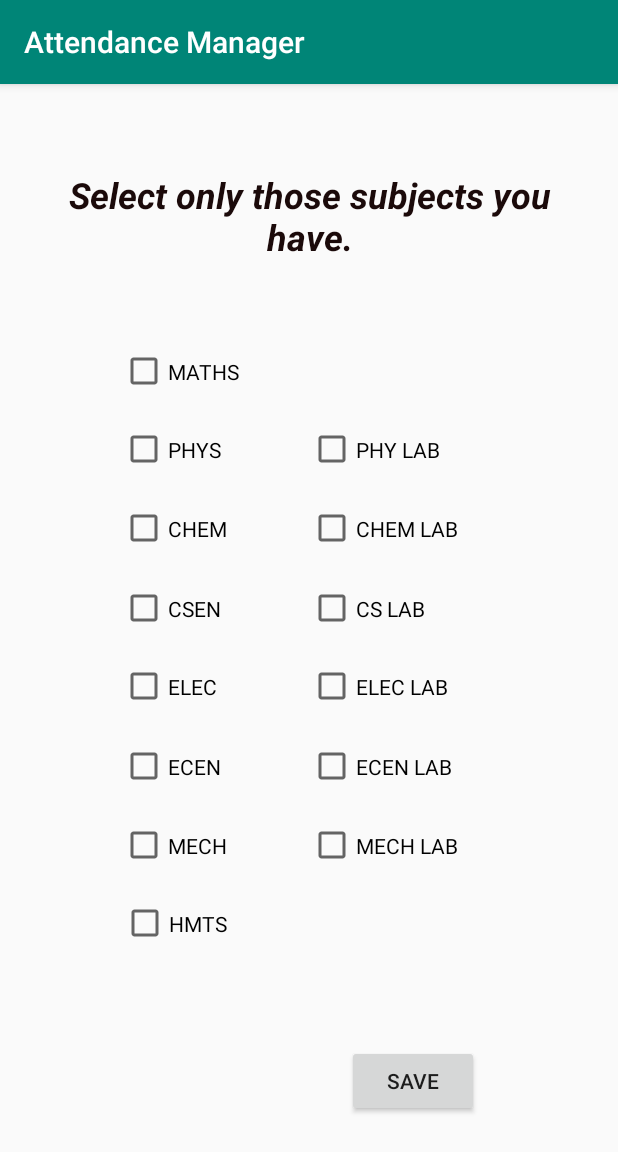
After one commit to LogaN210101/Attendance-Manager, an Android app: the Studentsubs screen opened directly, with no data from a screen before it, on a phone screen of 412 x 824 dp. The commit adds this screen. Shown: the top 1152 px of the screen. Run offline under Robolectric (Android 15) with nearby library versions, the light colour scheme and no system bars.

Commit message:
Added student subjects selection. fixed login issue

```diff
--- a/app/src/main/AndroidManifest.xml
+++ b/app/src/main/AndroidManifest.xml
@@ -9,7 +9,8 @@
         android:roundIcon="@mipmap/ic_launcher_round"
         android:supportsRtl="true"
         android:theme="@style/AppTheme">
-        <activity android:name=".Registration"></activity>
+        <activity android:name=".Studentsubs"></activity>
+        <activity android:name=".Registration" />
         <activity android:name=".MainActivity">
             <intent-filter>
                 <action android:name="android.intent.action.MAIN" />
--- /dev/null
+++ b/app/src/main/java/com/example/attendancemanager/Studentsubs.java
@@ -0,0 +1,106 @@
+package com.example.attendancemanager;
+
+import androidx.appcompat.app.AlertDialog;
+import androidx.appcompat.app.AppCompatActivity;
+
+import android.content.DialogInterface;
+import android.os.Bundle;
+import android.view.View;
+import android.widget.Button;
+import android.widget.CheckBox;
+import android.widget.Toast;
+
+public class Studentsubs extends AppCompatActivity {
+    private Button save;
+    private CheckBox MATHS,PHYS,PHLAB,CHEM,CHLAB,ELEC,ELECLAB,ECE,ECELAB,MECH,MECHLAB,HMTS,CSEN,CSLAB;
+    String subjects[]=new String[14],Subs="";
+    int i=0,a=0;
+    @Override
+    protected void onCreate(Bundle savedInstanceState) {
+        super.onCreate(savedInstanceState);
+        setContentView(R.layout.activity_studentsubs);
+        save=findViewById(R.id.saveinfo);
+        //Linking all the subjects
+        MATHS=findViewById(R.id.maths);
+        PHYS=findViewById(R.id.physics);
+        PHLAB=findViewById(R.id.phylab);
+        CHEM=findViewById(R.id.chemistry);
+        CHLAB=findViewById(R.id.chemlab);
+        ELEC=findViewById(R.id.electrical);
+        ELECLAB=findViewById(R.id.eleclab);
+        ECE=findViewById(R.id.electronics);
+        ECELAB=findViewById(R.id.ecelab);
+        MECH=findViewById(R.id.mechanical);
+        MECHLAB=findViewById(R.id.mechlab);
+        HMTS=findViewById(R.id.humanities);
+        CSEN=findViewById(R.id.computer);
+        CSLAB=findViewById(R.id.cslab);
+
+        save.setOnClickListener(new View.OnClickListener() {
+            @Override
+            public void onClick(View v) {
+                Dialog();
+            }
+        });
+
+    }
+    public void Checkon() {
+
+        if (MATHS.isChecked())
+            subjects[i++] = MATHS.getText().toString();
+        if (PHYS.isChecked())
+            subjects[i++] = PHYS.getText().toString();
+        if (PHLAB.isChecked())
+            subjects[i++] = PHLAB.getText().toString();
+        if (CHEM.isChecked())
+            subjects[i++] = CHEM.getText().toString();
+        if (CHLAB.isChecked())
+            subjects[i++] = CHLAB.getText().toString();
+        if (ELEC.isChecked())
+            subjects[i++] = ELEC.getText().toString();
+        if (ELECLAB.isChecked())
+            subjects[i++] = ELECLAB.getText().toString();
+        if (ECE.isChecked())
+            subjects[i++] = ECE.getText().toString();
+        if (ECELAB.isChecked())
+            subjects[i++] = ECELAB.getText().toString();
+        if (CSEN.isChecked())
+            subjects[i++] = CSEN.getText().toString();
+        if (CSLAB.isChecked())
+            subjects[i++] = CSLAB.getText().toString();
+        if (MECH.isChecked())
+            subjects[i++] = MECH.getText().toString();
+        if (MECHLAB.isChecked())
+            subjects[i++] = MECHLAB.getText().toString();
+        if (HMTS.isChecked())
+            subjects[i++] = HMTS.getText().toString();
+
+
+
+    }
+    void Dialog()
+    {    Checkon();
+        Subs="";
+        for(a=0;a<i;a++)
+        { Subs= Subs+subjects[a]+",";
+        }
+        AlertDialog.Builder alt=new AlertDialog.Builder(this);
+        alt.setTitle("Are you sure you want to proceed with the below subjects?")
+                .setCancelable(false)
+                .setMessage(Subs)
+                .setNegativeButton("Cancel", new DialogInterface.OnClickListener() {
+                    @Override
+                    public void onClick(DialogInterface dialog, int which) {
+                        dialog.dismiss();
+                    }
+                })
+                .setPositiveButton("Proceed", new DialogInterface.OnClickListener() {
+                    @Override
+                    public void onClick(DialogInterface dialog, int which) {
+                      // savedata(); Saved the subjects to database
+                    }
+                });
+        AlertDialog a=alt.create();
+        a.show();
+    }
+}
--- /dev/null
+++ b/app/src/main/res/layout/activity_studentsubs.xml
@@ -0,0 +1,221 @@
+<?xml version="1.0" encoding="utf-8"?>
+<androidx.constraintlayout.widget.ConstraintLayout xmlns:android="http://schemas.android.com/apk/res/android"
+    xmlns:app="http://schemas.android.com/apk/res-auto"
+    xmlns:tools="http://schemas.android.com/tools"
+    android:layout_width="match_parent"
+    android:layout_height="match_parent"
+    tools:context=".Studentsubs">
+    <TextView
+        android:id="@+id/textView3"
+        android:layout_width="352dp"
+        android:layout_height="70dp"
+        android:text="Select only those subjects you have."
+        android:textAlignment="center"
+        android:textColor="#1B0A0A"
+        android:textSize="24sp"
+        android:textStyle="bold|italic"
+        app:layout_constraintBottom_toBottomOf="parent"
+        app:layout_constraintEnd_toEndOf="parent"
+        app:layout_constraintStart_toStartOf="parent"
+        app:layout_constraintTop_toTopOf="parent"
+        app:layout_constraintVertical_bias="0.082" />
+
+    <CheckBox
+        android:id="@+id/maths"
+        android:layout_width="250dp"
+        android:layout_height="50dp"
+        android:text="MATHS"
+
+        app:layout_constraintBottom_toBottomOf="parent"
+        app:layout_constraintEnd_toEndOf="parent"
+        app:layout_constraintHorizontal_bias="0.493"
+        app:layout_constraintStart_toStartOf="parent"
+        app:layout_constraintTop_toTopOf="parent"
+        app:layout_constraintVertical_bias="0.232" />
+
+    <CheckBox
+        android:id="@+id/physics"
+        android:layout_width="125dp"
+        android:layout_height="50dp"
+        android:text="PHYS"
+
+        app:layout_constraintBottom_toBottomOf="parent"
+        app:layout_constraintEnd_toEndOf="parent"
+        app:layout_constraintHorizontal_bias="0.279"
+        app:layout_constraintStart_toStartOf="parent"
+        app:layout_constraintTop_toTopOf="parent"
+        app:layout_constraintVertical_bias="0.305" />
+
+    <CheckBox
+        android:id="@+id/chemistry"
+        android:layout_width="125dp"
+        android:layout_height="50dp"
+        android:text="CHEM"
+
+        app:layout_constraintBottom_toBottomOf="parent"
+        app:layout_constraintEnd_toEndOf="parent"
+        app:layout_constraintHorizontal_bias="0.279"
+        app:layout_constraintStart_toStartOf="parent"
+        app:layout_constraintTop_toTopOf="parent"
+        app:layout_constraintVertical_bias="0.378" />
+
+    <CheckBox
+        android:id="@+id/electronics"
+        android:layout_width="125dp"
+        android:layout_height="50dp"
+        android:text="ECEN"
+
+        app:layout_constraintBottom_toBottomOf="parent"
+        app:layout_constraintEnd_toEndOf="parent"
+        app:layout_constraintHorizontal_bias="0.279"
+        app:layout_constraintStart_toStartOf="parent"
+        app:layout_constraintTop_toTopOf="parent"
+        app:layout_constraintVertical_bias="0.599" />
+
+    <CheckBox
+        android:id="@+id/electrical"
+        android:layout_width="125dp"
+        android:layout_height="50dp"
+        android:text="ELEC"
+
+        app:layout_constraintBottom_toBottomOf="parent"
+        app:layout_constraintEnd_toEndOf="parent"
+        app:layout_constraintHorizontal_bias="0.279"
+        app:layout_constraintStart_toStartOf="parent"
+        app:layout_constraintTop_toTopOf="parent"
+        app:layout_constraintVertical_bias="0.525" />
+
+    <CheckBox
+        android:id="@+id/computer"
+        android:layout_width="125dp"
+        android:layout_height="50dp"
+        android:text="CSEN"
+
+        app:layout_constraintBottom_toBottomOf="parent"
+        app:layout_constraintEnd_toEndOf="parent"
+        app:layout_constraintHorizontal_bias="0.279"
+        app:layout_constraintStart_toStartOf="parent"
+        app:layout_constraintTop_toTopOf="parent"
+        app:layout_constraintVertical_bias="0.452" />
+
+    <CheckBox
+        android:id="@+id/humanities"
+        android:layout_width="250dp"
+        android:layout_height="50dp"
+        android:text="HMTS"
+
+        app:layout_constraintBottom_toBottomOf="parent"
+        app:layout_constraintEnd_toEndOf="parent"
+        app:layout_constraintHorizontal_bias="0.496"
+        app:layout_constraintStart_toStartOf="parent"
+        app:layout_constraintTop_toTopOf="parent"
+        app:layout_constraintVertical_bias="0.745" />
+
+    <CheckBox
+        android:id="@+id/mechanical"
+        android:layout_width="125dp"
+        android:layout_height="50dp"
+        android:text="MECH"
+
+        app:layout_constraintBottom_toBottomOf="parent"
+        app:layout_constraintEnd_toEndOf="parent"
+        app:layout_constraintHorizontal_bias="0.279"
+        app:layout_constraintStart_toStartOf="parent"
+        app:layout_constraintTop_toTopOf="parent"
+        app:layout_constraintVertical_bias="0.672" />
+
+
+
+    <CheckBox
+        android:id="@+id/phylab"
+        android:layout_width="125dp"
+        android:layout_height="50dp"
+        android:text="PHY LAB"
+
+        app:layout_constraintBottom_toBottomOf="parent"
+        app:layout_constraintEnd_toEndOf="parent"
+        app:layout_constraintHorizontal_bias="0.716"
+        app:layout_constraintStart_toStartOf="parent"
+        app:layout_constraintTop_toTopOf="parent"
+        app:layout_constraintVertical_bias="0.305" />
+
+    <CheckBox
+        android:id="@+id/mechlab"
+        android:layout_width="125dp"
+        android:layout_height="50dp"
+        android:text="MECH LAB"
+
+        app:layout_constraintBottom_toBottomOf="parent"
+        app:layout_constraintEnd_toEndOf="parent"
+        app:layout_constraintHorizontal_bias="0.716"
+        app:layout_constraintStart_toStartOf="parent"
+        app:layout_constraintTop_toTopOf="parent"
+        app:layout_constraintVertical_bias="0.672" />
+
+    <CheckBox
+        android:id="@+id/ecelab"
+        android:layout_width="125dp"
+        android:layout_height="50dp"
+        android:text="ECEN LAB"
+
+        app:layout_constraintBottom_toBottomOf="parent"
+        app:layout_constraintEnd_toEndOf="parent"
+        app:layout_constraintHorizontal_bias="0.716"
+        app:layout_constraintStart_toStartOf="parent"
+        app:layout_constraintTop_toTopOf="parent"
+        app:layout_constraintVertical_bias="0.599" />
+
+    <CheckBox
+        android:id="@+id/chemlab"
+        android:layout_width="125dp"
+        android:layout_height="50dp"
+        android:text="CHEM LAB"
+
+        app:layout_constraintBottom_toBottomOf="parent"
+        app:layout_constraintEnd_toEndOf="parent"
+        app:layout_constraintHorizontal_bias="0.716"
+        app:layout_constraintStart_toStartOf="parent"
+        app:layout_constraintTop_toTopOf="parent"
+        app:layout_constraintVertical_bias="0.378" />
+
+    <CheckBox
+        android:id="@+id/cslab"
+        android:layout_width="125dp"
+        android:layout_height="50dp"
+        android:text="CS LAB"
+
+        app:layout_constraintBottom_toBottomOf="parent"
+        app:layout_constraintEnd_toEndOf="parent"
+        app:layout_constraintHorizontal_bias="0.716"
+        app:layout_constraintStart_toStartOf="parent"
+        app:layout_constraintTop_toTopOf="parent"
+        app:layout_constraintVertical_bias="0.452" />
+
+    <CheckBox
+        android:id="@+id/eleclab"
+        android:layout_width="125dp"
+        android:layout_height="50dp"
+        android:text="ELEC LAB"
+
+        app:layout_constraintBottom_toBottomOf="parent"
+        app:layout_constraintEnd_toEndOf="parent"
+        app:layout_constraintHorizontal_bias="0.716"
+        app:layout_constraintStart_toStartOf="parent"
+        app:layout_constraintTop_toTopOf="parent"
+        app:layout_constraintVertical_bias="0.525" />
+
+
+    <Button
+        android:id="@+id/saveinfo"
+        android:layout_width="wrap_content"
+        android:layout_height="wrap_content"
+        android:text="Save"
+
+        app:layout_constraintBottom_toBottomOf="parent"
+        app:layout_constraintEnd_toEndOf="parent"
+        app:layout_constraintHorizontal_bias="0.715"
+        app:layout_constraintStart_toStartOf="parent"
+        app:layout_constraintTop_toTopOf="parent"
+        app:layout_constraintVertical_bias="0.89" />
+
+</androidx.constraintlayout.widget.ConstraintLayout>
```
Also changed, not shown: app/src/main/java/com/example/attendancemanager/MainActivity.java (+41 -51 lines), app/src/main/res/layout/activity_main.xml (+5 -7 lines).
